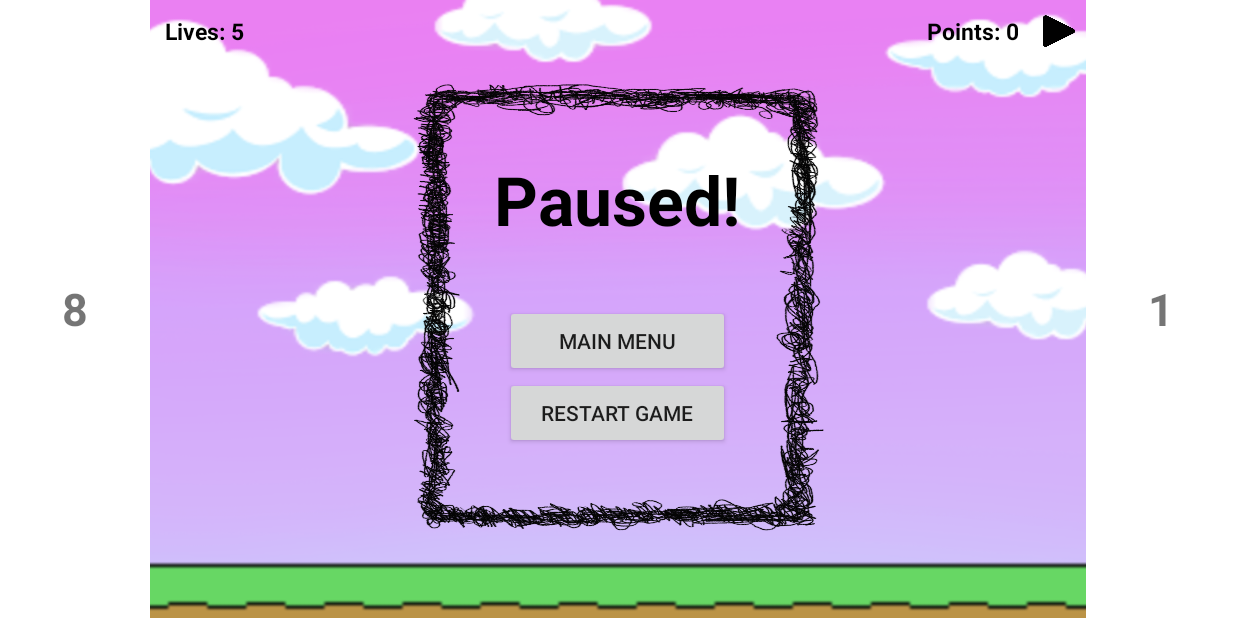
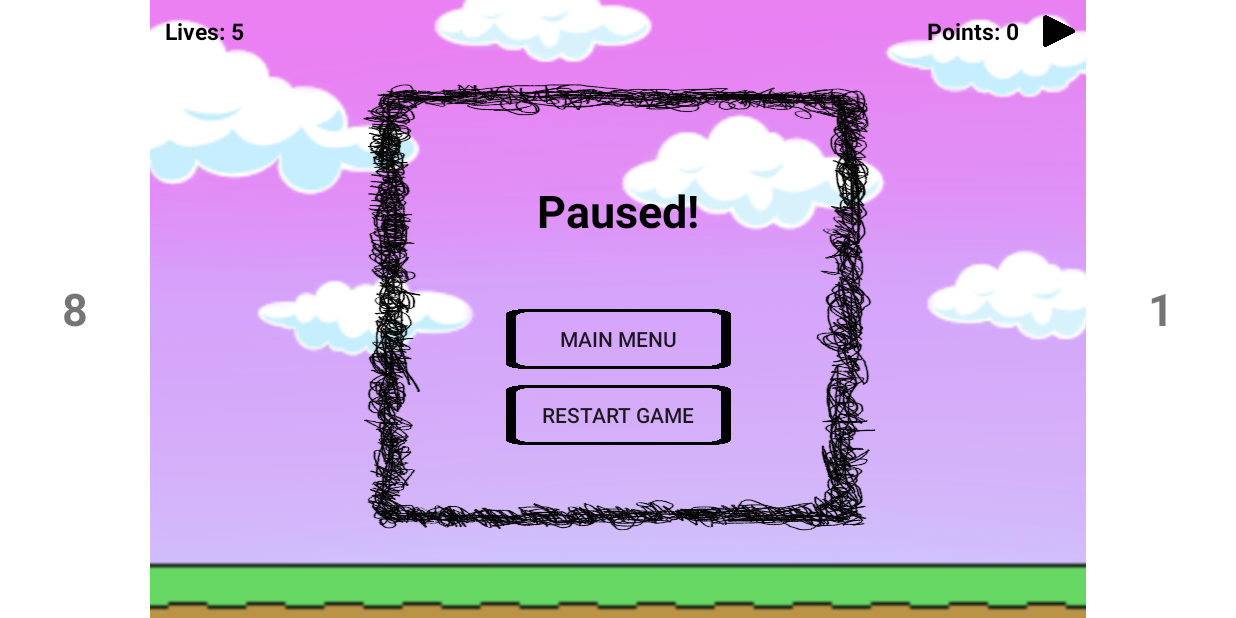
Before and after one commit to PhyuCin/SaveIt, an Android app: the EasyGame screen opened directly, with no data from a screen before it, after a tap on an icon or button, on a phone screen of 824 x 412 dp (held sideways). Run offline under Robolectric (Android 15) with nearby library versions, the phone set to English and light mode, and no system bars.

Commit message:
change dogs

```diff
--- a/app/src/main/res/layout/easy_game.xml
+++ b/app/src/main/res/layout/easy_game.xml
@@ -170,7 +170,7 @@
 
     <LinearLayout
         android:id="@+id/overlayScreen"
-        android:layout_width="280sp"
+        android:layout_width="350sp"
         android:layout_height="300sp"
         android:background="@drawable/popupbg"
         android:gravity="center"
@@ -188,7 +188,7 @@
             android:layout_margin="10sp"
             android:text="@string/pausedText"
             android:textColor="@color/black"
-            android:textSize="45sp"
+            android:textSize="30sp"
             android:textStyle="bold" />
 
         <TextView
@@ -200,20 +200,24 @@
 
         <Button
             android:layout_width="150sp"
-            android:layout_height="wrap_content"
+            android:layout_height="40sp"
             android:onClick="goToMainMenu"
             android:padding="5sp"
-            android:text="@string/main_menu" />
+            android:text="@string/main_menu"
+            android:background="@drawable/buttonbg"
+            android:layout_margin="5sp"/>
 
 
         <Button
             android:id="@+id/restartGame"
             android:layout_width="150sp"
-            android:layout_height="wrap_content"
+            android:layout_height="40sp"
             android:layout_marginBottom="20sp"
             android:onClick="toRestartGame"
             android:padding="5sp"
-            android:text="@string/restart_game" />
+            android:layout_margin="5sp"
+            android:text="@string/restart_game"
+            android:background="@drawable/buttonbg" />
 
 
     </LinearLayout>
```
Also changed, not shown: app/src/main/java/com/example/saveit/Settings.java (+27 -1 lines), app/src/main/res/layout/activity_settings.xml (+6 -3 lines).
